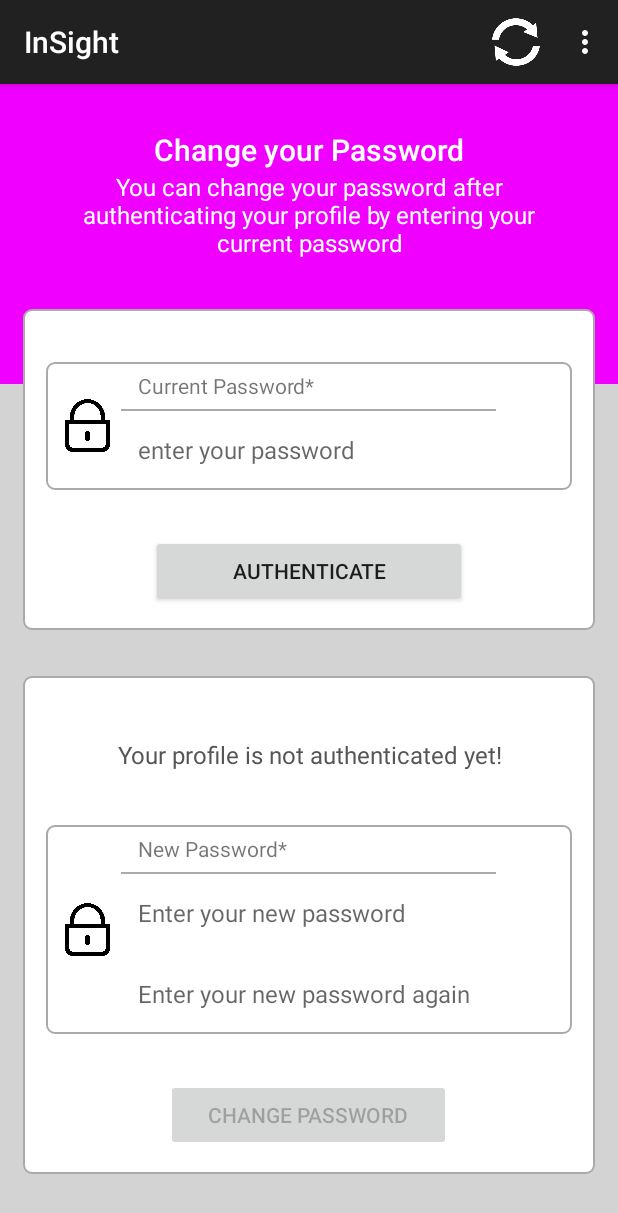
After one commit to Zolianul/InSight, an Android app: the ChangePassworgActivity screen opened directly, with no data from a screen before it, on a phone screen of 412 x 824 dp. The commit adds this screen. Shown: the top 1213 px of the screen. Run offline under Robolectric (Android 15) with nearby library versions, the phone set to English and light mode, and no system bars; our stand-ins replace Firebase (no records; nobody signed in at launch, a user with empty details on screens opened directly).

Commit message:
change password logic

```diff
--- a/app/src/main/AndroidManifest.xml
+++ b/app/src/main/AndroidManifest.xml
@@ -16,6 +16,9 @@
         android:theme="@style/Theme.InSight"
         android:usesCleartextTraffic="true"
         tools:targetApi="31">
+        <activity
+            android:name=".ChangePassworgActivity"
+            android:exported="false" />
         <activity
             android:name=".UpdateEmailActivity"
             android:exported="false" />
--- a/app/src/main/java/com/example/insight/LogInActivity.java
+++ b/app/src/main/java/com/example/insight/LogInActivity.java
@@ -163,7 +163,7 @@ public class LogInActivity extends AppCompatActivity {
                 intent.addCategory(Intent.CATEGORY_APP_EMAIL);
                 intent.addFlags(Intent.FLAG_ACTIVITY_NEW_TASK);
                 startActivity(intent);
-
+                finish();
 
             }
         });
--- a/app/src/main/java/com/example/insight/LoggingInActivityMainScreen.java
+++ b/app/src/main/java/com/example/insight/LoggingInActivityMainScreen.java
@@ -22,7 +22,7 @@ public class LoggingInActivityMainScreen extends AppCompatActivity {
             @Override
             public void onClick(View v) {
                 Intent intent=new Intent(LoggingInActivityMainScreen.this,LogInActivity.class);
-                startActivity(intent);
+                startActivity(intent);finish();
             }
         });
 
@@ -33,7 +33,7 @@ public class LoggingInActivityMainScreen extends AppCompatActivity {
             @Override
             public void onClick(View v) {
                 Intent intent=new Intent(LoggingInActivityMainScreen.this,RegisteringActivity.class);
-                startActivity(intent);
+                startActivity(intent);finish();
             }
         });
 
--- a/app/src/main/java/com/example/insight/UploadProfilePicActivity.java
+++ b/app/src/main/java/com/example/insight/UploadProfilePicActivity.java
@@ -161,8 +161,8 @@ public class UploadProfilePicActivity extends AppCompatActivity {
         }else if( id==R.id.menu_settings){
             Toast.makeText(UploadProfilePicActivity.this, "menu settings",Toast.LENGTH_LONG).show();
         }else if( id==R.id.menu_changePwd){
-        /*Intent intent = new Intent(UploadProfilePicActivity.this, ChangePassworgActivity.class);
-        startActivity(intent);*/
+        Intent intent = new Intent(UploadProfilePicActivity.this, ChangePassworgActivity.class);
+        startActivity(intent);finish();
         }else if( id==R.id.menu_deleteAcc){
        /* Intent intent = new Intent(UploadProfilePicActivity.this, DeleteAccountActivity.class);
         startActivity(intent);*/
--- a/app/src/main/java/com/example/insight/UserPageActivity.java
+++ b/app/src/main/java/com/example/insight/UserPageActivity.java
@@ -164,8 +164,8 @@ public class UserPageActivity extends AppCompatActivity {
     }else if( id==R.id.menu_settings){
         Toast.makeText(UserPageActivity.this, "menu settings",Toast.LENGTH_LONG).show();
     }else if( id==R.id.menu_changePwd){
-        /*Intent intent = new Intent(UserPageActivity.this, ChangePassworgActivity.class);
-        startActivity(intent);*/
+        Intent intent = new Intent(UserPageActivity.this, ChangePassworgActivity.class);
+        startActivity(intent);finish();
     }else if( id==R.id.menu_deleteAcc){
        /* Intent intent = new Intent(UserPageActivity.this, DeleteAccountActivity.class);
         startActivity(intent);*/
--- /dev/null
+++ b/app/src/main/res/layout/activity_change_passworg.xml
@@ -0,0 +1,239 @@
+<?xml version="1.0" encoding="utf-8"?>
+
+    <ScrollView xmlns:tools="http://schemas.android.com/tools"
+        xmlns:android="http://schemas.android.com/apk/res/android"
+        android:layout_width="match_parent"
+        android:layout_height="match_parent"
+        android:background="@color/light_gray"
+        android:orientation="vertical"
+        tools:context=".ChangePassworgActivity">
+
+        <LinearLayout
+            android:layout_width="match_parent"
+            android:layout_height="wrap_content"
+            android:orientation="vertical">
+
+            <LinearLayout
+                android:layout_width="match_parent"
+                android:layout_height="200dp"
+                android:orientation="vertical"
+                android:background="@color/purple_700">
+
+                <TextView
+                    android:id="@+id/textView_change_pwd_head"
+                    android:layout_width="match_parent"
+                    android:layout_height="wrap_content"
+                    android:layout_marginTop="30dp"
+                    android:textColor="@color/white"
+                    android:text="Change your Password"
+                    android:textAlignment="center"
+                    android:textAppearance="@style/TextAppearance.AppCompat.Title" />
+
+                <TextView
+                    android:id="@+id/textView_change_pwd_instruction"
+                    android:layout_width="match_parent"
+                    android:layout_height="wrap_content"
+                    android:layout_marginLeft="30dp"
+                    android:layout_marginRight="30dp"
+                    android:textColor="@color/white"
+                    android:layout_below="@id/textView_change_pwd_head"
+                    android:text="You can change your password after authenticating your profile by entering your current password"
+                    android:textAlignment="center"
+                    android:textAppearance="@style/TextAppearance.AppCompat.Menu" />
+
+            </LinearLayout>
+
+            <RelativeLayout
+                android:layout_width="match_parent"
+                android:layout_height="wrap_content"
+                android:layout_marginBottom="15dp"
+                android:layout_marginRight="15dp"
+                android:layout_marginLeft="15dp"
+                android:layout_marginTop="-50dp"
+                android:background="@drawable/border"
+                android:padding="15dp">
+
+                <RelativeLayout
+                    android:id="@+id/RL_curr_pwd"
+                    android:layout_width="match_parent"
+                    android:layout_height="wrap_content"
+                    android:layout_marginTop="20dp"
+                    android:background="@drawable/border">
+
+                    <ImageView
+                        android:id="@+id/imageViewCurrPwd"
+                        android:layout_width="35dp"
+                        android:layout_height="35dp"
+                        android:layout_centerVertical="true"
+                        android:layout_marginLeft="10dp"
+                        android:layout_marginRight="10dp"
+                        android:src="@drawable/ic_pwd_bw" />
+
+                    <TextView
+                        android:id="@+id/textView_change_pwd_current"
+                        android:layout_width="match_parent"
+                        android:layout_height="wrap_content"
+
+                        android:layout_toEndOf="@id/imageViewCurrPwd"
+                        android:padding="6dp"
+                        android:text="Current Password*" />
+
+                    <View
+                        android:id="@+id/divider_curr_pwd"
+                        android:layout_width="250dp"
+                        android:layout_height="1dp"
+                        android:layout_below="@id/textView_change_pwd_current"
+                        android:layout_centerHorizontal="true"
+                        android:background="@android:color/darker_gray" />
+
+                    <EditText
+                        android:id="@+id/editText_change_pwd_current"
+                        android:layout_width="match_parent"
+                        android:layout_height="wrap_content"
+                        android:layout_below="@id/textView_change_pwd_current"
+                        android:layout_marginTop="10dp"
+                        android:layout_marginBottom="10dp"
+                        android:layout_toEndOf="@id/imageViewCurrPwd"
+                        android:background="@android:color/transparent"
+                        android:hint="enter your password"
+                        android:inputType="textPassword"
+                        android:padding="6dp"
+
+                        android:textSize="16sp" />
+
+                    <ImageView
+                        android:id="@+id/imageView_show_hide_curr_pwd"
+                        android:layout_width="33dp"
+                        android:layout_height="33dp"
+                        android:layout_below="@id/textView_change_pwd_current"
+                        android:layout_alignParentEnd="true"
+                        android:layout_marginTop="10dp"
+                        android:layout_marginEnd="10dp" />
+                </RelativeLayout>
+
+                <Button
+                    android:id="@+id/button_change_pwd_authenticate"
+                    android:layout_width="match_parent"
+                    android:layout_height="wrap_content"
+                    android:layout_below="@id/RL_curr_pwd"
+                    android:layout_marginLeft="70dp"
+                    android:layout_marginTop="30dp"
+                    android:layout_marginRight="70dp"
+                    android:text="Authenticate"
+                    android:textAlignment="center" />
+
+                <ProgressBar
+                    android:id="@+id/progressBar"
+                    style="?android:attr/progressBarStyleLarge"
+                    android:layout_width="wrap_content"
+                    android:layout_height="wrap_content"
+                    android:layout_centerInParent="true"
+                    android:layout_centerHorizontal="true"
+                    android:elevation="10dp"
+                    android:visibility="gone" />
+            </RelativeLayout>
+
+            <RelativeLayout
+                android:layout_width="match_parent"
+                android:layout_height="match_parent"
+                android:layout_margin="15dp"
+                android:background="@drawable/border"
+                android:padding="15dp">
+
+                <TextView
+                    android:id="@+id/textView_change_pwd_authenticated"
+                    android:layout_width="match_parent"
+                    android:layout_height="wrap_content"
+                    android:layout_marginTop="20dp"
+                    android:padding="6dp"
+                    android:text="Your profile is not authenticated yet!"
+                    android:textAlignment="center"
+                    android:textColor="#555555"
+                    android:textSize="16sp" />
+
+                <RelativeLayout
+                    android:id="@+id/RL_new_pwd"
+                    android:layout_width="match_parent"
+                    android:layout_height="wrap_content"
+                    android:layout_marginTop="30dp"
+                    android:layout_below="@id/textView_change_pwd_authenticated"
+                    android:background="@drawable/border">
+
+                    <ImageView
+                        android:id="@+id/imageViewNewPwd"
+                        android:layout_width="35dp"
+                        android:layout_height="35dp"
+                        android:layout_centerVertical="true"
+                        android:layout_marginLeft="10dp"
+                        android:layout_marginRight="10dp"
+                        android:src="@drawable/ic_pwd_bw" />
+
+                    <TextView
+                        android:id="@+id/textView_change_pwd_new"
+                        android:layout_width="match_parent"
+                        android:layout_height="wrap_content"
+                        android:layout_toEndOf="@id/imageViewNewPwd"
+                        android:padding="6dp"
+                        android:text="New Password*" />
+
+                    <View
+                        android:id="@+id/divider_pwd"
+                        android:layout_width="250dp"
+                        android:layout_height="1dp"
+                        android:layout_below="@id/textView_change_pwd_new"
+                        android:layout_centerHorizontal="true"
+                        android:background="@android:color/darker_gray" />
+
+                    <EditText
+                        android:id="@+id/editText_change_pwd_new"
+                        android:layout_width="match_parent"
+                        android:layout_height="wrap_content"
+                        android:layout_below="@id/textView_change_pwd_new"
+                        android:layout_marginTop="10dp"
+                        android:layout_marginBottom="10dp"
+                        android:layout_toEndOf="@id/imageViewNewPwd"
+                        android:background="@android:color/transparent"
+                        android:hint="Enter your new password"
+                        android:inputType="textPassword"
+                        android:padding="6dp"
+
+                        android:textSize="16sp" />
+                    <EditText
+                        android:id="@+id/editText_change_pwd_new_confirm"
+                        android:layout_width="match_parent"
+                        android:layout_height="wrap_content"
+                        android:layout_below="@id/editText_change_pwd_new"
+                        android:layout_marginTop="10dp"
+                        android:layout_marginBottom="10dp"
+                        android:layout_toEndOf="@id/imageViewNewPwd"
+                        android:background="@android:color/transparent"
+                        android:hint="Enter your new password again"
+                        android:inputType="textPassword"
+                        android:padding="6dp"
+
+                        android:textSize="16sp" />
+                    <ImageView
+                        android:id="@+id/imageView_show_hide_new_pwd"
+                        android:layout_width="33dp"
+                        android:layout_height="33dp"
+                        android:layout_below="@id/textView_change_pwd_new"
+                        android:layout_alignParentEnd="true"
+                        android:layout_marginTop="10dp"
+                        android:layout_marginEnd="10dp" />
+                </RelativeLayout>
+
+                <Button
+                    android:id="@+id/button_change_pwd"
+                    android:layout_width="190dp"
+                    android:layout_height="wrap_content"
+                    android:layout_below="@id/RL_new_pwd"
+                    android:layout_centerHorizontal="true"
+                    android:layout_marginTop="30dp"
+                    android:text="Change Password" />
+
+            </RelativeLayout>
+
+        </LinearLayout>
+
+
+    </ScrollView>
```
Also changed, not shown: app/src/main/java/com/example/insight/ChangePassworgActivity.java (added, +225 -0 lines), app/src/main/java/com/example/insight/UpdateEmailActivity.java (+27 -7 lines), app/src/main/java/com/example/insight/UpdateProfileActivity.java (+4 -4 lines).
